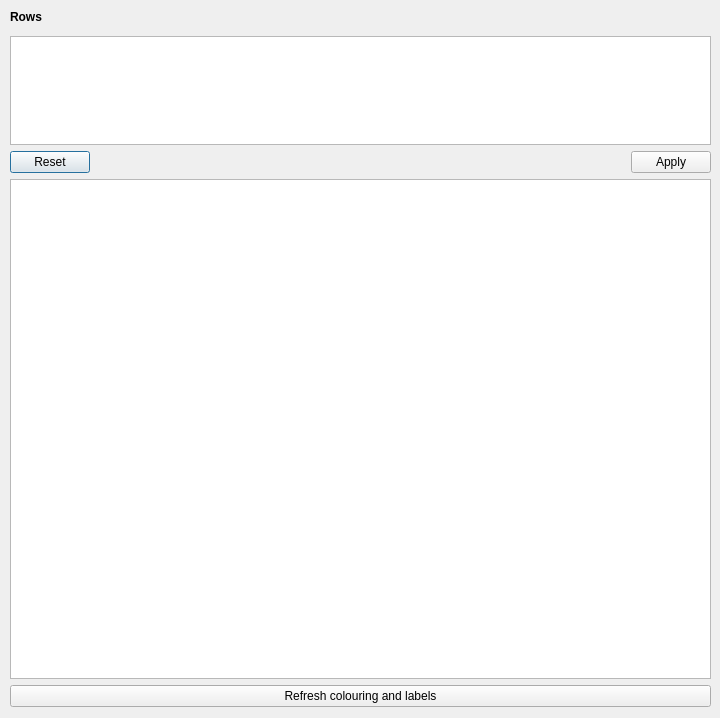
First picture: the form in plugin/snowplow_dialog_base.ui, repository pixelneo/SnowPlow, before the edit.
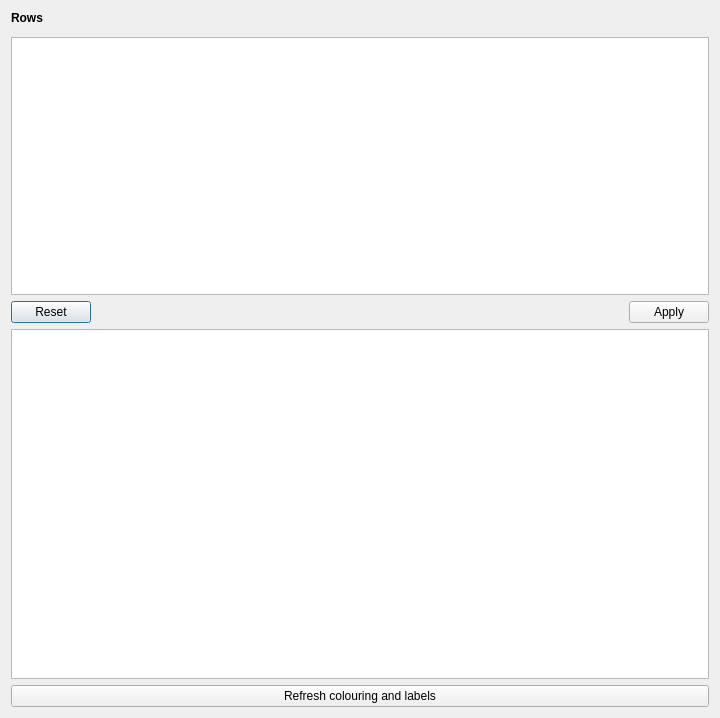
Second picture: the form after the edit.

Commit message: cleanup, remove commented code, fix layout

```diff
--- a/plugin/snowplow_dialog_base.ui
+++ b/plugin/snowplow_dialog_base.ui
@@ -13,15 +13,8 @@
   <property name="windowTitle">
    <string>SnowPlow</string>
   </property>
-  <widget class="QWidget" name="verticalLayoutWidget">
-   <property name="geometry">
-    <rect>
-     <x>10</x>
-     <y>10</y>
-     <width>701</width>
-     <height>697</height>
-    </rect>
-   </property>
+  <layout class="QVBoxLayout" name="verticalLayout_2">
+   <item>
    <layout class="QVBoxLayout" name="verticalLayout_4">
     <property name="spacing">
      <number>-1</number>
@@ -79,7 +72,7 @@
       <property name="minimumSize">
        <size>
         <width>0</width>
-        <height>500</height>
+         <height>350</height>
        </size>
       </property>
      </widget>
@@ -92,7 +85,8 @@
      </widget>
     </item>
    </layout>
-  </widget>
+   </item>
+  </layout>
  </widget>
  <resources/>
  <connections/>
```
Lines whose indentation alone changed are shown as unchanged. The commit also changes 1 other file.
